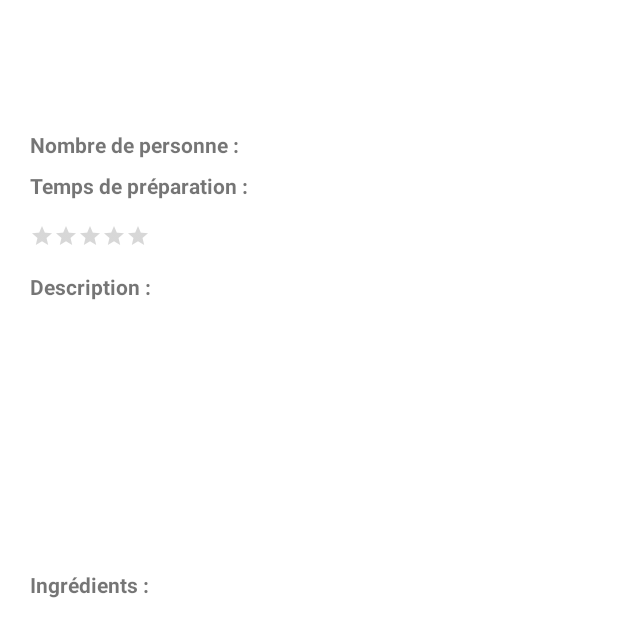
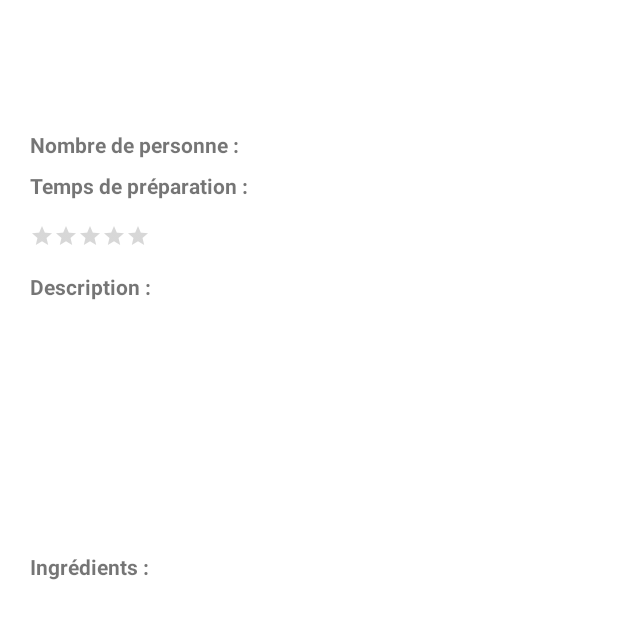
Before and after one commit to jrmy17/projetbaratie, an Android app: the layout fragment_info.xml on its own in the app's theme, with its tools: preview values and no code run, on a phone screen of 412 x 824 dp. Shown: the top 637 px of the screen. Run offline under Robolectric (Android 15) with nearby library versions, the phone set to English and light mode, and no system bars.

Commit message:
Modification fragment info

```diff
--- a/app/src/main/res/layout/fragment_info.xml
+++ b/app/src/main/res/layout/fragment_info.xml
@@ -53,7 +53,7 @@
             android:layout_width="wrap_content"
             android:layout_height="wrap_content"
             android:layout_marginStart="8dp"
-            android:layout_marginTop="85dp"
+            android:layout_marginTop="88dp"
             app:layout_constraintStart_toEndOf="@+id/tvInfoTextNbPersonnes"
             app:layout_constraintTop_toTopOf="parent" />
 
@@ -92,8 +92,8 @@
 
         <TextView
             android:id="@+id/tvDescription"
-            android:layout_width="373dp"
-            android:layout_height="163dp"
+            android:layout_width="350dp"
+            android:layout_height="151dp"
             android:layout_marginStart="20dp"
             android:layout_marginTop="8dp"
             android:layout_marginEnd="20dp"
```
Also changed, not shown: app/src/main/java/fr/jmm/baratie/ui/info/InfoFragment.java (+41 -7 lines).
